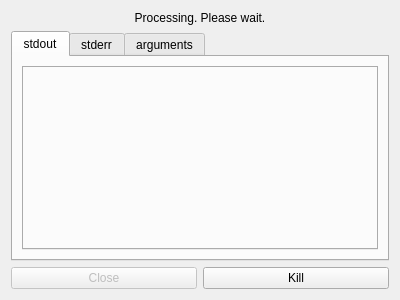
This is processwidget.ui in ark231/video_cutter as Qt 5 draws it before an edit. The edited form follows.
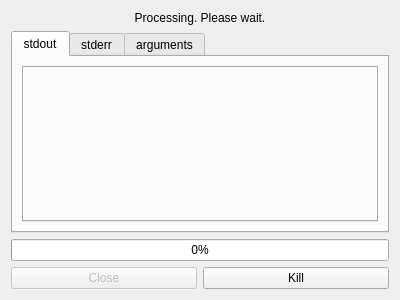
This is the edited form.

```diff
--- a/processwidget.ui
+++ b/processwidget.ui
@@ -71,6 +71,13 @@
        </widget>
       </widget>
      </item>
+     <item>
+      <widget class="QProgressBar" name="progressBar">
+       <property name="value">
+        <number>0</number>
+       </property>
+      </widget>
+     </item>
      <item>
       <layout class="QHBoxLayout" name="horizontalLayout">
        <item>
```
